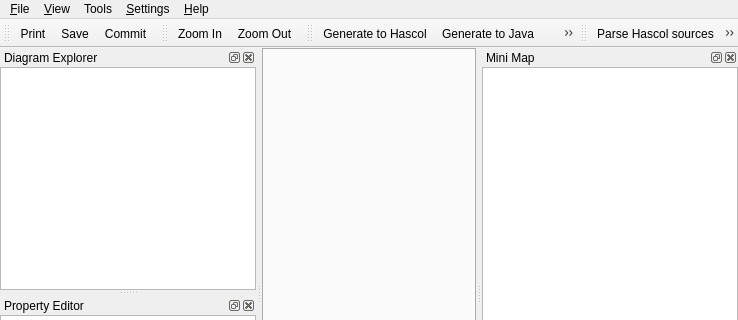
Old version of the form unreal/trunk/qrgui/mainwindow/mainwindow.ui in the repository qreal/qreal; both pictures show x 0 to 738 and y 0 to 320 of the 738 by 559 pixel window.
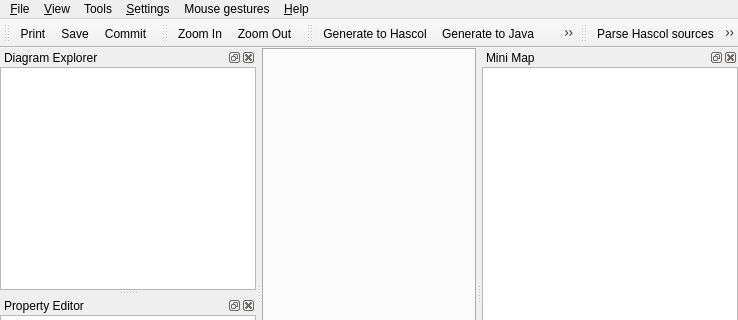
New version of the form. Icons and pictures are not drawn. Custom widgets are drawn as their Qt base class.

Commit message: Add widget to show ideal mouse gesture

```diff
--- a/unreal/trunk/qrgui/mainwindow/mainwindow.ui
+++ b/unreal/trunk/qrgui/mainwindow/mainwindow.ui
@@ -36,7 +36,7 @@
      <x>0</x>
      <y>0</y>
      <width>738</width>
-     <height>23</height>
+     <height>21</height>
     </rect>
    </property>
    <widget class="QMenu" name="menu_File">
@@ -92,10 +92,17 @@
     <addaction name="actionGenerate_Editor"/>
     <addaction name="actionPasre_Editor_xml"/>
    </widget>
+   <widget class="QMenu" name="menuMouse_gestures">
+    <property name="title">
+     <string>Mouse gestures</string>
+    </property>
+    <addaction name="actionShow"/>
+   </widget>
    <addaction name="menu_File"/>
    <addaction name="menu_View"/>
    <addaction name="menuTools"/>
    <addaction name="menuSettings"/>
+   <addaction name="menuMouse_gestures"/>
    <addaction name="menuHelp"/>
   </widget>
   <widget class="QStatusBar" name="statusbar"/>
```
Left out of the diff: 19 changed lines with no effect on the pictures. The commit also changes 6 other files.
